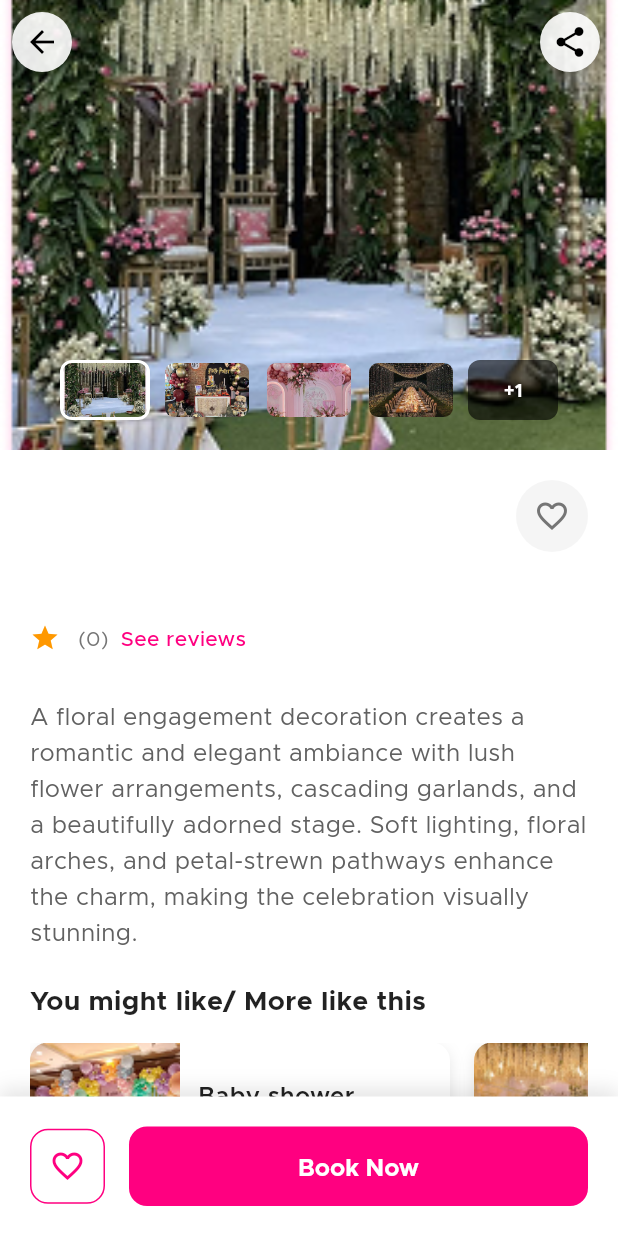
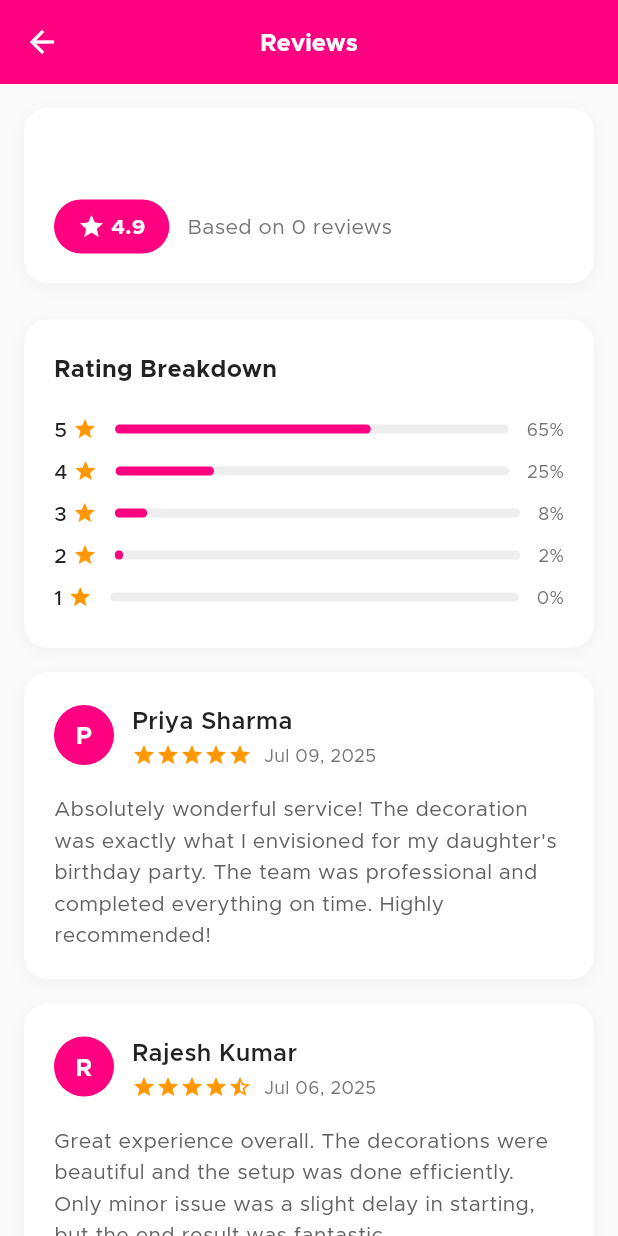
Before and after one commit to Technogeekpro/sylonow-user-app, a Flutter app: the ServiceDetailScreen screen opened directly with empty values, after a tap on "See reviews", on a phone screen of 412 x 824 dp. Run offline on Flutter 3.47's test engine with Material 3 defaults, Android fonts, the phone set to English and light mode, and no system bars; our stand-ins replace animated_text_kit, cached_network_image, flutter_cache_manager, flutter_otp_text_field, flutter_riverpod, flutter_svg and 11 more; accounts and stored records are empty; generated files the repository leaves out were written again.

Commit message:
Improve service detail screen UI: add rupee pricing, working share button, and functional reviews navigation

```diff
--- a/lib/core/router/app_router.dart
+++ b/lib/core/router/app_router.dart
@@ -15,6 +15,7 @@ import '../constants/app_constants.dart';
 import '../../features/services/screens/service_detail_screen.dart';
 import '../../features/wallet/screens/wallet_screen.dart';
 import '../../features/profile/screens/profile_screen.dart';
+import '../../features/reviews/screens/reviews_screen.dart';
 
 final _rootNavigatorKey = GlobalKey<NavigatorState>();
 
@@ -111,6 +112,19 @@ final appRouterProvider = Provider<GoRouter>((ref) {
             price: extra?['price'] ?? '\$22',
             rating: extra?['rating'] ?? '4.9',
             reviewCount: extra?['reviewCount'] ?? 102,
+          );
+        },
+      ),
+      // Reviews route
+      GoRoute(
+        path: ReviewsScreen.routeName,
+        builder: (context, state) {
+          final extra = state.extra as Map<String, dynamic>?;
+          return ReviewsScreen(
+            serviceId: extra?['serviceId'] ?? '',
+            serviceName: extra?['serviceName'] ?? 'Service',
+            averageRating: extra?['averageRating'] ?? 4.9,
+            totalReviews: extra?['totalReviews'] ?? 0,
           );
         },
       ),
--- /dev/null
+++ b/lib/features/reviews/models/review_model.dart
@@ -0,0 +1,22 @@
+import 'package:freezed_annotation/freezed_annotation.dart';
+
+part 'review_model.freezed.dart';
+part 'review_model.g.dart';
+
+@freezed
+class ReviewModel with _$ReviewModel {
+  const factory ReviewModel({
+    required String id,
+    required String userId,
+    required String serviceId,
+    required String userName,
+    String? userAvatar,
+    required double rating,
+    required String comment,
+    @JsonKey(name: 'created_at') required DateTime createdAt,
+    @JsonKey(name: 'updated_at') required DateTime updatedAt,
+  }) = _ReviewModel;
+
+  factory ReviewModel.fromJson(Map<String, dynamic> json) =>
+      _$ReviewModelFromJson(json);
+}
--- /dev/null
+++ b/lib/features/reviews/screens/reviews_screen.dart
@@ -0,0 +1,410 @@
+import 'package:flutter/material.dart';
+import 'package:flutter_riverpod/flutter_riverpod.dart';
+import 'package:go_router/go_router.dart';
+import 'package:intl/intl.dart';
+import '../../../core/theme/app_theme.dart';
+import '../models/review_model.dart';
+
+class ReviewsScreen extends ConsumerWidget {
+  static const String routeName = '/reviews';
+
+  final String serviceId;
+  final String serviceName;
+  final double averageRating;
+  final int totalReviews;
+
+  const ReviewsScreen({
+    super.key,
+    required this.serviceId,
+    required this.serviceName,
+    required this.averageRating,
+    required this.totalReviews,
+  });
+
+  @override
+  Widget build(BuildContext context, WidgetRef ref) {
+    // Sample reviews data - in real app, this would come from a provider
+    final sampleReviews = _generateSampleReviews();
+
+    return Scaffold(
+      backgroundColor: Colors.grey[50],
+      appBar: AppBar(
+        title: Text(
+          'Reviews',
+          style: const TextStyle(
+            fontFamily: 'Okra',
+            fontWeight: FontWeight.bold,
+            color: Colors.white,
+          ),
+        ),
+        backgroundColor: AppTheme.primaryColor,
+        foregroundColor: Colors.white,
+        elevation: 0,
+      ),
+      body: CustomScrollView(
+        slivers: [
+          // Reviews Header
+          SliverToBoxAdapter(
+            child: _buildReviewsHeader(),
+          ),
+          // Rating Distribution
+          SliverToBoxAdapter(
+            child: _buildRatingDistribution(),
+          ),
+          // Reviews List
+          SliverList(
+            delegate: SliverChildBuilderDelegate(
+              (context, index) {
+                final review = sampleReviews[index];
+                return _buildReviewCard(review);
+              },
+              childCount: sampleReviews.length,
+            ),
+          ),
+          // Bottom padding
+          const SliverToBoxAdapter(
+            child: SizedBox(height: 20),
+          ),
+        ],
+      ),
+    );
+  }
+
+  Widget _buildReviewsHeader() {
+    return Container(
+      margin: const EdgeInsets.all(16),
+      padding: const EdgeInsets.all(20),
+      decoration: BoxDecoration(
+        color: Colors.white,
+        borderRadius: BorderRadius.circular(16),
+        boxShadow: [
+          BoxShadow(
+            color: Colors.grey.withOpacity(0.1),
+            blurRadius: 8,
+            offset: const Offset(0, 2),
+          ),
+        ],
+      ),
+      child: Column(
+        crossAxisAlignment: CrossAxisAlignment.start,
+        children: [
+          Text(
+            serviceName,
+            style: const TextStyle(
+              fontSize: 20,
+              fontWeight: FontWeight.bold,
+              fontFamily: 'Okra',
+              color: Colors.black87,
+            ),
+          ),
+          const SizedBox(height: 12),
+          Row(
+            children: [
+              Container(
+                padding: const EdgeInsets.symmetric(horizontal: 16, vertical: 8),
+                decoration: BoxDecoration(
+                  color: AppTheme.primaryColor,
+                  borderRadius: BorderRadius.circular(20),
+                ),
+                child: Row(
+                  mainAxisSize: MainAxisSize.min,
+                  children: [
+                    const Icon(
+                      Icons.star,
+                      color: Colors.white,
+                      size: 18,
+                    ),
+                    const SizedBox(width: 4),
+                    Text(
+                      averageRating.toStringAsFixed(1),
+                      style: const TextStyle(
+                        color: Colors.white,
+                        fontWeight: FontWeight.bold,
+                        fontFamily: 'Okra',
+                      ),
+                    ),
+                  ],
+                ),
+              ),
+              const SizedBox(width: 12),
+              Text(
+                'Based on $totalReviews reviews',
+                style: TextStyle(
+                  fontSize: 14,
+                  color: Colors.grey[600],
+                  fontFamily: 'Okra',
+                ),
+              ),
+            ],
+          ),
+        ],
+      ),
+    );
+  }
+
+  Widget _buildRatingDistribution() {
+    return Container(
+      margin: const EdgeInsets.symmetric(horizontal: 16, vertical: 8),
+      padding: const EdgeInsets.all(20),
+      decoration: BoxDecoration(
+        color: Colors.white,
+        borderRadius: BorderRadius.circular(16),
+        boxShadow: [
+          BoxShadow(
+            color: Colors.grey.withOpacity(0.1),
+            blurRadius: 8,
+            offset: const Offset(0, 2),
+          ),
+        ],
+      ),
+      child: Column(
+        crossAxisAlignment: CrossAxisAlignment.start,
+        children: [
+          const Text(
+            'Rating Breakdown',
+            style: TextStyle(
+              fontSize: 16,
+              fontWeight: FontWeight.bold,
+              fontFamily: 'Okra',
+              color: Colors.black87,
+            ),
+          ),
+          const SizedBox(height: 16),
+          ...List.generate(5, (index) {
+            final rating = 5 - index;
+            final percentage = _getRatingPercentage(rating);
+            return Padding(
+              padding: const EdgeInsets.symmetric(vertical: 4),
+              child: Row(
+                children: [
+                  Text(
+                    '$rating',
+                    style: const TextStyle(
+                      fontSize: 14,
+                      fontWeight: FontWeight.w500,
+                      fontFamily: 'Okra',
+                    ),
+                  ),
+                  const SizedBox(width: 4),
+                  const Icon(Icons.star, color: Colors.orange, size: 16),
+                  const SizedBox(width: 12),
+                  Expanded(
+                    child: Container(
+                      height: 6,
+                      decoration: BoxDecoration(
+                        color: Colors.grey[200],
+                        borderRadius: BorderRadius.circular(3),
+                      ),
+                      child: FractionallySizedBox(
+                        alignment: Alignment.centerLeft,
+                        widthFactor: percentage / 100,
+                        child: Container(
+                          decoration: BoxDecoration(
+                            color: AppTheme.primaryColor,
+                            borderRadius: BorderRadius.circular(3),
+                          ),
+                        ),
+                      ),
+                    ),
+                  ),
+                  const SizedBox(width: 12),
+                  Text(
+                    '${percentage.toInt()}%',
+                    style: TextStyle(
+                      fontSize: 12,
+                      color: Colors.grey[600],
+                      fontFamily: 'Okra',
+                    ),
+                  ),
+                ],
+              ),
+            );
+          }),
+        ],
+      ),
+    );
+  }
+
+  Widget _buildReviewCard(ReviewModel review) {
+    return Container(
+      margin: const EdgeInsets.symmetric(horizontal: 16, vertical: 8),
+      padding: const EdgeInsets.all(20),
+      decoration: BoxDecoration(
+        color: Colors.white,
+        borderRadius: BorderRadius.circular(16),
+        boxShadow: [
+          BoxShadow(
+            color: Colors.grey.withOpacity(0.1),
+            blurRadius: 8,
+            offset: const Offset(0, 2),
+          ),
+        ],
+      ),
+      child: Column(
+        crossAxisAlignment: CrossAxisAlignment.start,
+        children: [
+          Row(
+            children: [
+              CircleAvatar(
+                radius: 20,
+                backgroundColor: AppTheme.primaryColor,
+                child: review.userAvatar != null
+                    ? ClipOval(
+                        child: Image.network(
+                          review.userAvatar!,
+                          width: 40,
+                          height: 40,
+                          fit: BoxFit.cover,
+                          errorBuilder: (context, error, stackTrace) {
+                            return Text(
+                              review.userName[0].toUpperCase(),
+                              style: const TextStyle(
+                                color: Colors.white,
+                                fontWeight: FontWeight.bold,
+                                fontFamily: 'Okra',
+                              ),
+                            );
+                          },
+                        ),
+                      )
+                    : Text(
+                        review.userName[0].toUpperCase(),
+                        style: const TextStyle(
+                          color: Colors.white,
+                          fontWeight: FontWeight.bold,
+                          fontFamily: 'Okra',
+                        ),
+                      ),
+              ),
+              const SizedBox(width: 12),
+              Expanded(
+                child: Column(
+                  crossAxisAlignment: CrossAxisAlignment.start,
+                  children: [
+                    Text(
+                      review.userName,
+                      style: const TextStyle(
+                        fontSize: 16,
+                        fontWeight: FontWeight.w600,
+                        fontFamily: 'Okra',
+                        color: Colors.black87,
+                      ),
+                    ),
+                    const SizedBox(height: 4),
+                    Row(
+                      children: [
+                        ...List.generate(5, (index) {
+                          return Icon(
+                            index < review.rating.floor()
+                                ? Icons.star
+                                : index < review.rating
+                                    ? Icons.star_half
+                                    : Icons.star_border,
+                            color: Colors.orange,
+                            size: 16,
+                          );
+                        }),
+                        const SizedBox(width: 8),
+                        Text(
+                          DateFormat('MMM dd, yyyy').format(review.createdAt),
+                          style: TextStyle(
+                            fontSize: 12,
+                            color: Colors.grey[600],
+                            fontFamily: 'Okra',
+                          ),
+                        ),
+                      ],
+                    ),
+                  ],
+                ),
+              ),
+            ],
+          ),
+          const SizedBox(height: 16),
+          Text(
+            review.comment,
+            style: TextStyle(
+              fontSize: 14,
+              height: 1.5,
+              color: Colors.grey[700],
+              fontFamily: 'Okra',
+            ),
+          ),
+        ],
+      ),
+    );
+  }
+
+  double _getRatingPercentage(int rating) {
+    // Sample data - in real app, this would be calculated from actual reviews
+    switch (rating) {
+      case 5:
+        return 65.0;
+      case 4:
+        return 25.0;
+      case 3:
+        return 8.0;
+      case 2:
+        return 2.0;
+      case 1:
+        return 0.0;
+      default:
+        return 0.0;
+    }
+  }
+
+  List<ReviewModel> _generateSampleReviews() {
+    return [
+      ReviewModel(
+        id: '1',
+        userId: 'user1',
+        serviceId: serviceId,
+        userName: 'Priya Sharma',
+        rating: 5.0,
+        comment: 'Absolutely wonderful service! The decoration was exactly what I envisioned for my daughter\'s birthday party. The team was professional and completed everything on time. Highly recommended!',
+        createdAt: DateTime.now().subtract(const Duration(days: 2)),
+        updatedAt: DateTime.now().subtract(const Duration(days: 2)),
+      ),
+      ReviewModel(
+        id: '2',
+        userId: 'user2',
+        serviceId: serviceId,
+        userName: 'Rajesh Kumar',
+        rating: 4.5,
+        comment: 'Great experience overall. The decorations were beautiful and the setup was done efficiently. Only minor issue was a slight delay in starting, but the end result was fantastic.',
+        createdAt: DateTime.now().subtract(const Duration(days: 5)),
+        updatedAt: DateTime.now().subtract(const Duration(days: 5)),
+      ),
+      ReviewModel(
+        id: '3',
+        userId: 'user3',
+        serviceId: serviceId,
+        userName: 'Anita Patel',
+        rating: 5.0,
+        comment: 'Exceeded my expectations! The attention to detail was remarkable. The floral arrangements were fresh and beautifully arranged. Will definitely book again for future events.',
+        createdAt: DateTime.now().subtract(const Duration(days: 8)),
+        updatedAt: DateTime.now().subtract(const Duration(days: 8)),
+      ),
+      ReviewModel(
+        id: '4',
+        userId: 'user4',
+        serviceId: serviceId,
+        userName: 'Mohammed Ali',
+        rating: 4.0,
+        comment: 'Good service and reasonable pricing. The team was courteous and worked within our budget. The decoration looked elegant and matched our theme perfectly.',
+        createdAt: DateTime.now().subtract(const Duration(days: 12)),
+        updatedAt: DateTime.now().subtract(const Duration(days: 12)),
+      ),
+      ReviewModel(
+        id: '5',
+        userId: 'user5',
+        serviceId: serviceId,
+        userName: 'Sneha Gupta',
+        rating: 5.0,
+        comment: 'Amazing work! They transformed our venue completely. The lighting, flowers, and overall ambiance were perfect for our anniversary celebration. Thank you for making our day special!',
+        createdAt: DateTime.now().subtract(const Duration(days: 15)),
+        updatedAt: DateTime.now().subtract(const Duration(days: 15)),
+      ),
+    ];
+  }
+}
--- a/lib/features/services/screens/service_detail_screen.dart
+++ b/lib/features/services/screens/service_detail_screen.dart
@@ -1,7 +1,9 @@
 import 'package:flutter/material.dart';
 import 'package:flutter_riverpod/flutter_riverpod.dart';
 import 'package:go_router/go_router.dart';
+import 'package:share_plus/share_plus.dart';
 import '../../../core/theme/app_theme.dart';
+import '../../reviews/screens/reviews_screen.dart';
 
 class ServiceDetailScreen extends ConsumerStatefulWidget {
   final String serviceId;
@@ -41,14 +43,14 @@ class _ServiceDetailScreenState extends ConsumerState<ServiceDetailScreen> {
   final List<Map<String, dynamic>> _relatedServices = [
     {
       'name': 'Baby shower',
-      'price': '\$22',
+      'price': '₹1,850',
       'rating': '4.9',
       'reviewCount': 102,
       'image': 'assets/images/category1.jpg',
     },
     {
       'name': 'Birthday party',
-      'price': '\$35',
+      'price': '₹2,950',
       'rating': '4.8',
       'reviewCount': 89,
       'image': 'assets/images/category2.jpg',
@@ -115,7 +117,7 @@ class _ServiceDetailScreenState extends ConsumerState<ServiceDetailScreen> {
               color: Colors.black,
             ),
             onPressed: () {
-              // Handle share
+              _shareService();
             },
           ),
         ),
@@ -226,7 +228,7 @@ class _ServiceDetailScreenState extends ConsumerState<ServiceDetailScreen> {
                     ),
                     const SizedBox(height: 8),
                     Text(
-                      widget.price,
+                      _formatPriceToRupees(widget.price),
                       style: TextStyle(
                         fontSize: 28,
                         fontWeight: FontWeight.bold,
@@ -287,7 +289,7 @@ class _ServiceDetailScreenState extends ConsumerState<ServiceDetailScreen> {
               const SizedBox(width: 8),
               GestureDetector(
                 onTap: () {
-                  // Navigate to reviews
+                  _navigateToReviews();
                 },
                 child: Text(
                   'See reviews',
@@ -572,4 +574,61 @@ class _ServiceDetailScreenState extends ConsumerState<ServiceDetailScreen> {
       ),
     );
   }
+
+  // Helper method to format price to rupees
+  String _formatPriceToRupees(String price) {
+    // Convert dollar prices to rupees (assuming $1 = ₹84 approximately)
+    if (price.startsWith('\$')) {
+      final dollarAmount = double.tryParse(price.substring(1)) ?? 0;
+      final rupeeAmount = (dollarAmount * 84).round();
+      return '₹${_formatNumberWithCommas(rupeeAmount)}';
+    }
+    // If already in rupees, return as is
+    if (price.startsWith('₹')) {
+      return price;
+    }
+    // Default case
+    return '₹$price';
+  }
+
+  // Helper method to format numbers with commas
+  String _formatNumberWithCommas(int number) {
+    return number.toString().replaceAllMapped(
+      RegExp(r'(\d{1,3})(?=(\d{3})+(?!\d))'),
+      (Match m) => '${m[1]},',
+    );
+  }
+
+  // Share service functionality
+  void _shareService() {
+    final shareText = '''
+🎉 Check out this amazing service on Sylonow!
+
+${widget.serviceName}
+Price: ${_formatPriceToRupees(widget.price)}
+Rating: ${widget.rating} ⭐ (${widget.reviewCount} reviews)
+
+Book now and make your celebration special!
+
+Download Sylonow app: https://sylonow.com
+''';
+
+    Share.share(
+      shareText,
+      subject: 'Amazing ${widget.serviceName} service on Sylonow',
+    );
+  }
+
+  // Navigate to reviews screen
+  void _navigateToReviews() {
+    context.push(
+      ReviewsScreen.routeName,
+      extra: {
+        'serviceId': widget.serviceId,
+        'serviceName': widget.serviceName,
+        'averageRating': double.tryParse(widget.rating) ?? 4.9,
+        'totalReviews': widget.reviewCount,
+      },
+    );
+  }
 }
--- a/lib/features/wallet/screens/wallet_screen.dart
+++ b/lib/features/wallet/screens/wallet_screen.dart
@@ -262,7 +262,7 @@ class WalletScreen extends ConsumerWidget {
         ),
       ),
       title: Text(
-        transaction.description,
+        transaction.description ?? '',
         style: const TextStyle(
           fontFamily: 'Okra',
           fontWeight: FontWeight.w500,
--- a/pubspec.yaml
+++ b/pubspec.yaml
@@ -38,6 +38,7 @@ dependencies:
   shared_preferences: ^2.2.2
   url_launcher: ^6.2.5
   image_picker: ^1.0.7
+  share_plus: ^10.1.2
 
   # Models
   freezed_annotation: ^2.4.1
```
Also changed, not shown: lib/features/wallet/models/transaction_model.freezed.dart, lib/features/wallet/models/transaction_model.g.dart, pubspec.lock, 3 other files.
